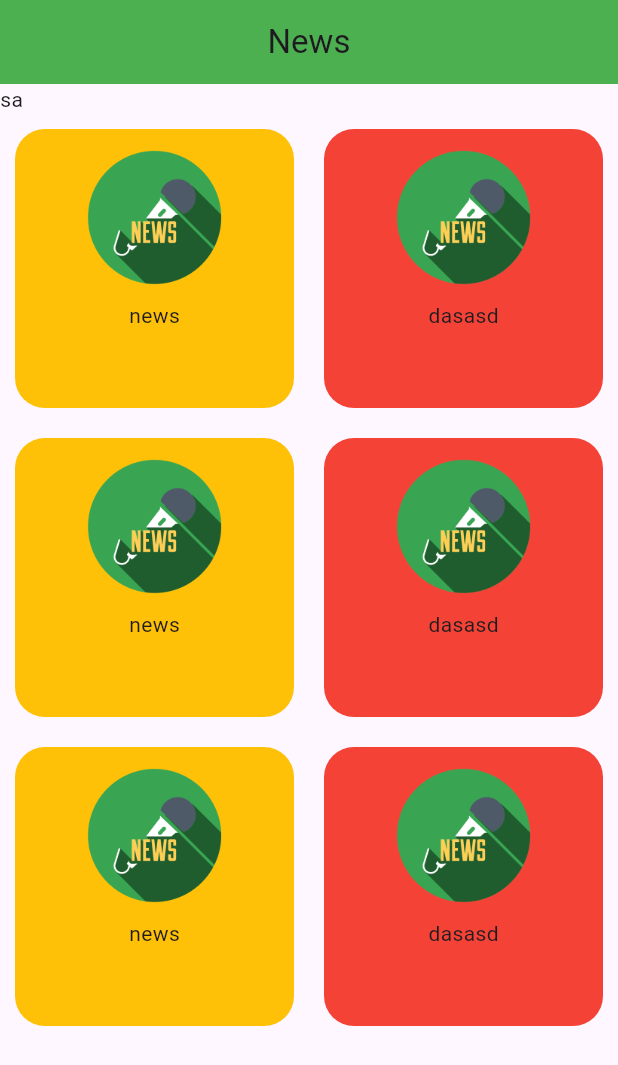
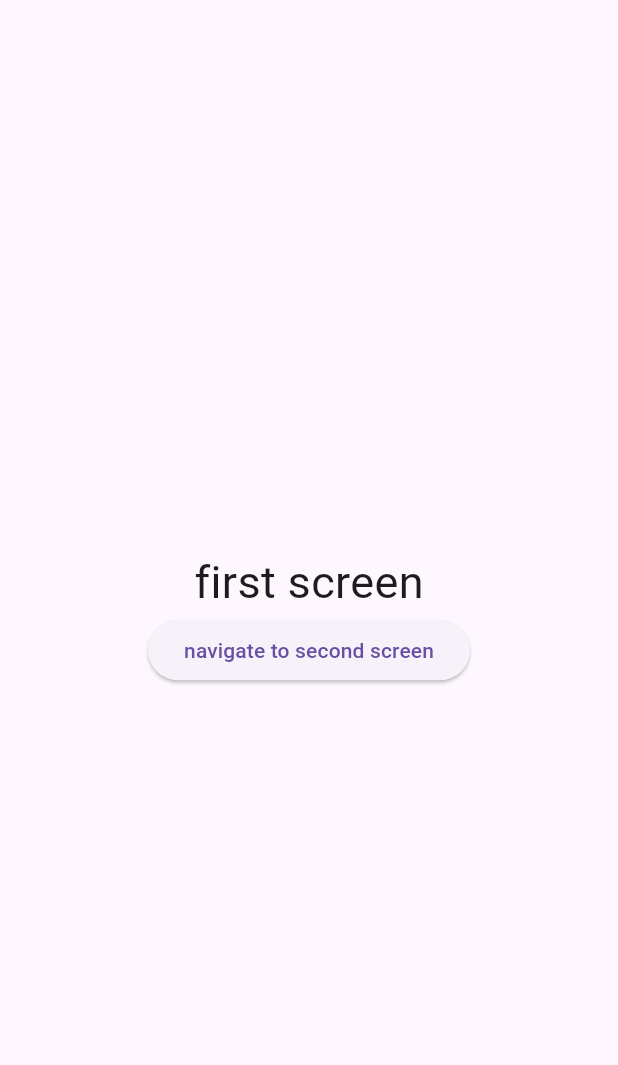
Before and after one commit to kareemtoson12/nti6, a Flutter app: the screen it shows after launch, on a phone screen of 412 x 824 dp. Shown: the top 1065 px of the screen. Run offline on Flutter 3.47's test engine with Material 3 defaults, Android fonts, the phone set to English and light mode, and no system bars.

Commit message:
session two

```diff
--- /dev/null
+++ b/lib/first_screen.dart
@@ -0,0 +1,25 @@
+// Karim Toson || kareemtoson1@gmail.com || Fri Jun 19 2026 16:28:49
+
+import 'package:flutter/material.dart';
+
+class FirstScreen extends StatelessWidget {
+  const FirstScreen({super.key});
+
+  @override
+  Widget build(BuildContext context) {
+    return Scaffold(
+      body: Column(
+        mainAxisAlignment: MainAxisAlignment.center,
+        children: [
+          Center(child: Text('first screen', style: TextStyle(fontSize: 30))),
+          ElevatedButton(
+            onPressed: () {
+              Navigator.pushNamed(context, 'second_screen', arguments: 55);
+            },
+            child: Text('navigate to second screen'),
+          ),
+        ],
+      ),
+    );
+  }
+}
--- a/lib/main.dart
+++ b/lib/main.dart
@@ -1,4 +1,6 @@
 import 'package:flutter/material.dart';
+import 'package:nti6/first_screen.dart';
+import 'package:nti6/screen_two.dart';
 
 void main() {
   runApp(MyApp());
@@ -9,88 +11,12 @@ class MyApp extends StatelessWidget {
 
   @override
   Widget build(BuildContext context) {
-    return MaterialApp(home: HomeScreen());
-  }
-}
-
-class SplashScreen extends StatelessWidget {
-  const SplashScreen({super.key});
-
-  @override
-  Widget build(BuildContext context) {
-    return Scaffold(
-      appBar: AppBar(
-        leading: Icon(Icons.add_ic_call_outlined),
-        backgroundColor: Colors.green,
-        title: Text('News'),
-        centerTitle: true,
-        actions: [
-          Icon(Icons.add_ic_call_outlined),
-          Icon(Icons.add_ic_call_outlined),
-          Icon(Icons.add_ic_call_outlined),
-        ],
-      ),
-      body: Center(child: Image.asset('assets/splash.png', width: 100)),
+    return MaterialApp(
+      home: FirstScreen(),
+      routes: {
+        'first_screen': (context) => FirstScreen(),
+        'second_screen': (context) => ScreenTwo(),
+      },
     );
   }
 }
-
-class HomeScreen extends StatelessWidget {
-  const HomeScreen({super.key});
-
-  @override
-  Widget build(BuildContext context) {
-    return Scaffold(
-      appBar: AppBar(
-        title: Text('News'),
-        backgroundColor: Colors.green,
-        centerTitle: true,
-      ),
-
-      body: Column(
-        children: [
-          Row(children: [Text('sa')]),
-          Expanded(
-            child: GridView.count(
-              crossAxisCount: 2,
-              children: [
-                CustomCategory(colors: Colors.amber, title: 'news'),
-
-                CustomCategory(colors: Colors.red, title: 'dasasd'),
-                CustomCategory(colors: Colors.amber, title: 'news'),
-
-                CustomCategory(colors: Colors.red, title: 'dasasd'),
-                CustomCategory(colors: Colors.amber, title: 'news'),
-
-                CustomCategory(colors: Colors.red, title: 'dasasd'),
-              ],
-            ),
-          ),
-        ],
-      ),
-    );
-  }
-}
-
-class CustomCategory extends StatelessWidget {
-  final Color colors;
-  final String title;
-
-  const CustomCategory({super.key, required this.colors, required this.title});
-
-  @override
-  Widget build(BuildContext context) {
-    return Container(
-      margin: EdgeInsets.all(10),
-      padding: EdgeInsets.all(10),
-      decoration: BoxDecoration(
-        color: colors,
-        borderRadius: BorderRadius.circular(20),
-      ),
-
-      child: Column(
-        children: [Image.asset('assets/splash.png', width: 100), Text(title)],
-      ),
-    );
-  }
-}
```
Also changed, not shown: lib/screen_two.dart (added, +27 -0 lines).
